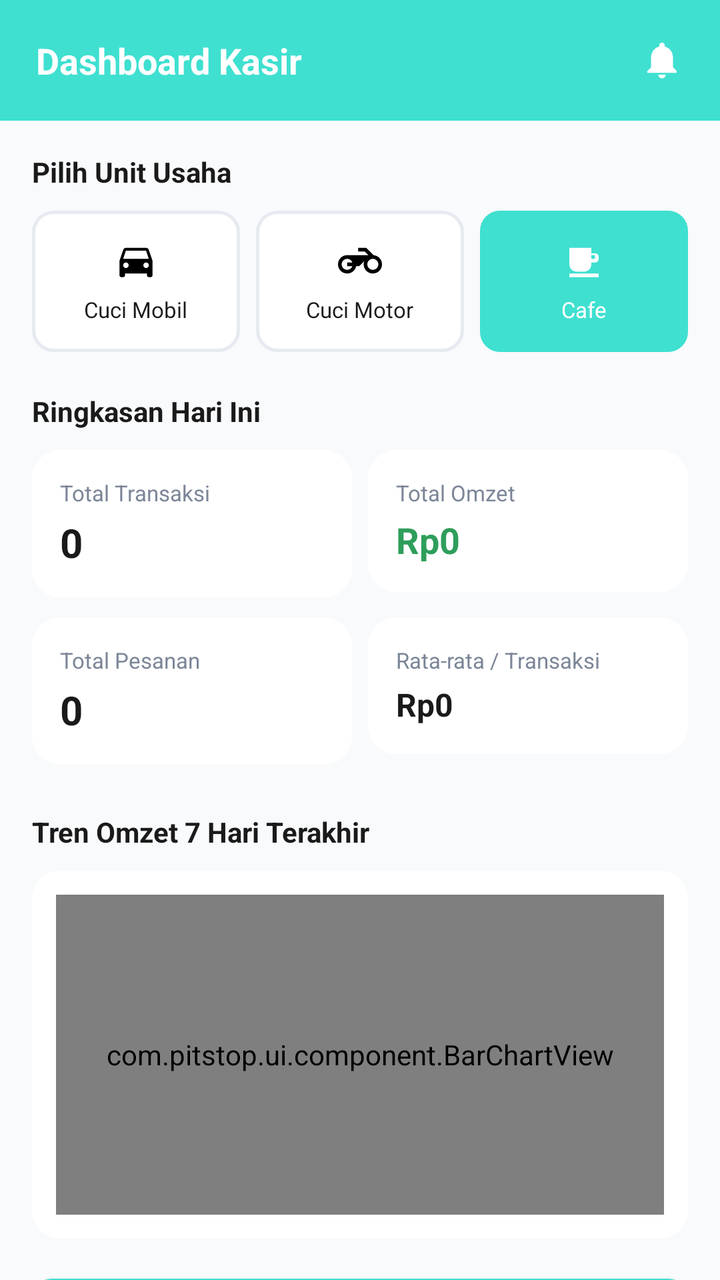
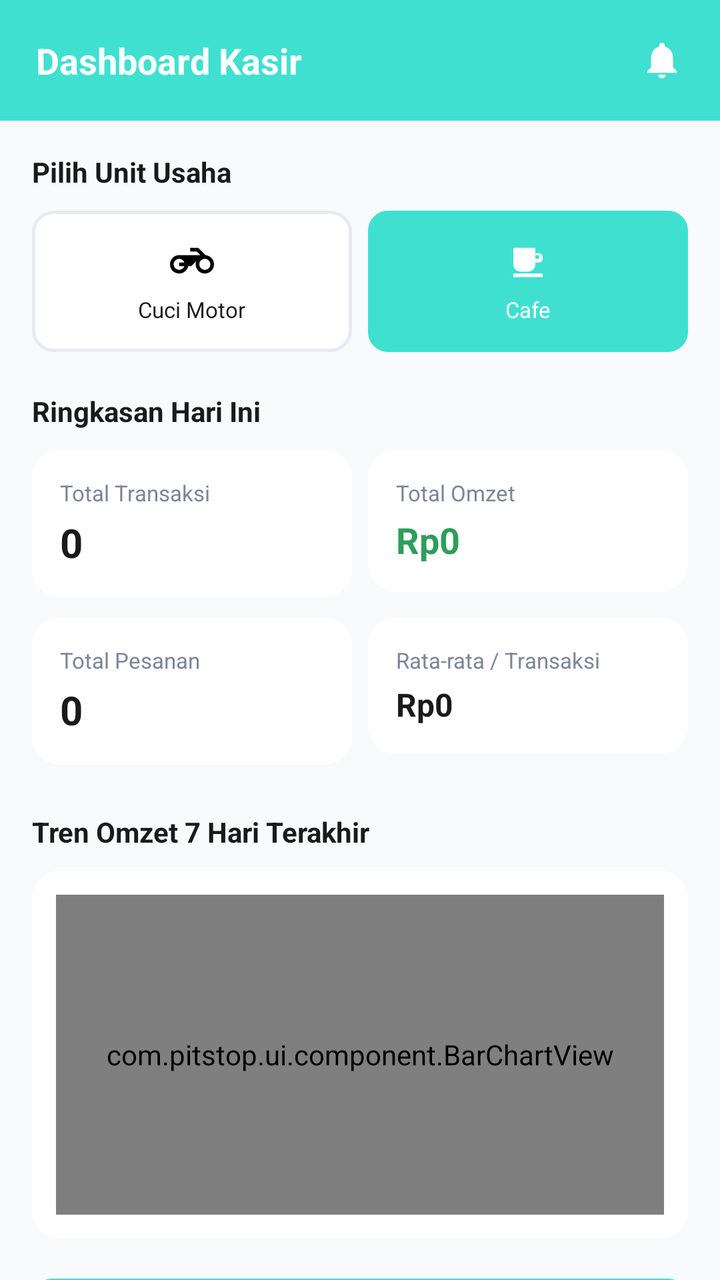

Two renders of the same Android screen: before a commit and after it. Below are the layout's source before the change and the commit's diff.
<!-- AndroidManifest.xml: application theme Theme.Pitstop -->
<!-- res/layout/fragment_dashboard_kasir.xml -->
<?xml version="1.0" encoding="utf-8"?>
<androidx.core.widget.NestedScrollView xmlns:android="http://schemas.android.com/apk/res/android"
    xmlns:app="http://schemas.android.com/apk/res-auto"
    android:layout_width="match_parent"
    android:layout_height="match_parent"
    android:background="@color/background"
    android:fillViewport="true">

    <LinearLayout
        android:layout_width="match_parent"
        android:layout_height="wrap_content"
        android:orientation="vertical"
        android:paddingBottom="20dp">

        <LinearLayout
            android:layout_width="match_parent"
            android:layout_height="wrap_content"
            android:background="@color/primary"
            android:gravity="center_vertical"
            android:orientation="horizontal"
            android:padding="18dp">

            <TextView
                android:layout_width="0dp"
                android:layout_height="wrap_content"
                android:layout_weight="1"
                android:text="Dashboard Kasir"
                android:textColor="@color/white"
                android:textSize="18sp"
                android:textStyle="bold" />

            <ImageView
                android:layout_width="22dp"
                android:layout_height="22dp"
                android:src="@drawable/ic_bell" />
        </LinearLayout>

        <LinearLayout
            android:layout_width="match_parent"
            android:layout_height="wrap_content"
            android:orientation="vertical"
            android:padding="16dp">

            <TextView
                android:layout_width="wrap_content"
                android:layout_height="wrap_content"
                android:layout_marginBottom="10dp"
                android:text="Pilih Unit Usaha"
                android:textColor="@color/black"
                android:textSize="14sp"
                android:textStyle="bold" />

            <LinearLayout
                android:layout_width="match_parent"
                android:layout_height="wrap_content"
                android:layout_marginBottom="20dp"
                android:orientation="horizontal">

                <LinearLayout
                    android:id="@+id/unitMobil"
                    android:layout_width="0dp"
                    android:layout_height="wrap_content"
                    android:layout_marginEnd="8dp"
                    android:layout_weight="1"
                    android:background="@drawable/bg_pill_outline"
                    android:gravity="center"
                    android:orientation="vertical"
                    android:padding="14dp">

                    <ImageView
                        android:id="@+id/iconMobil"
                        android:layout_width="22dp"
                        android:layout_height="22dp"
                        android:src="@drawable/ic_car" />

                    <TextView
                        android:id="@+id/labelMobil"
                        android:layout_width="wrap_content"
                        android:layout_height="wrap_content"
                        android:layout_marginTop="6dp"
                        android:text="Cuci Mobil"
                        android:textColor="@color/black"
                        android:textSize="11sp" />
                </LinearLayout>

                <LinearLayout
                    android:id="@+id/unitMotor"
                    android:layout_width="0dp"
                    android:layout_height="wrap_content"
                    android:layout_marginEnd="8dp"
                    android:layout_weight="1"
                    android:background="@drawable/bg_pill_outline"
                    android:gravity="center"
                    android:orientation="vertical"
                    android:padding="14dp">

                    <ImageView
                        android:id="@+id/iconMotor"
                        android:layout_width="22dp"
                        android:layout_height="22dp"
                        android:src="@drawable/ic_motor" />

                    <TextView
                        android:id="@+id/labelMotor"
                        android:layout_width="wrap_content"
                        android:layout_height="wrap_content"
                        android:layout_marginTop="6dp"
                        android:text="Cuci Motor"
                        android:textColor="@color/black"
                        android:textSize="11sp" />
                </LinearLayout>

                <LinearLayout
                    android:id="@+id/unitCafe"
                    android:layout_width="0dp"
                    android:layout_height="wrap_content"
                    android:layout_weight="1"
                    android:background="@drawable/bg_pill_selected"
                    android:gravity="center"
                    android:orientation="vertical"
                    android:padding="14dp">

                    <ImageView
                        android:id="@+id/iconCafe"
                        android:layout_width="22dp"
                        android:layout_height="22dp"
                        android:src="@drawable/ic_cafe_cup"
                        app:tint="@color/white" />

                    <TextView
                        android:id="@+id/labelCafe"
                        android:layout_width="wrap_content"
                        android:layout_height="wrap_content"
                        android:layout_marginTop="6dp"
                        android:text="Cafe"
                        android:textColor="@color/white"
                        android:textSize="11sp" />
                </LinearLayout>
            </LinearLayout>

            <TextView
                android:layout_width="wrap_content"
                android:layout_height="wrap_content"
                android:layout_marginBottom="10dp"
                android:text="Ringkasan Hari Ini"
                android:textColor="@color/black"
                android:textSize="14sp"
                android:textStyle="bold" />

            <LinearLayout
                android:layout_width="match_parent"
                android:layout_height="wrap_content"
                android:layout_marginBottom="10dp"
                android:orientation="horizontal">

                <LinearLayout
                    android:layout_width="0dp"
                    android:layout_height="wrap_content"
                    android:layout_marginEnd="8dp"
                    android:layout_weight="1"
                    android:background="@drawable/bg_stat_card"
                    android:orientation="vertical"
                    android:padding="14dp">

                    <TextView
                        android:layout_width="wrap_content"
                        android:layout_height="wrap_content"
                        android:text="Total Transaksi"
                        android:textColor="@color/grey"
                        android:textSize="11sp" />

                    <TextView
                        android:id="@+id/tvTotalTransaksi"
                        android:layout_width="wrap_content"
                        android:layout_height="wrap_content"
                        android:layout_marginTop="4dp"
                        android:text="0"
                        android:textColor="@color/black"
                        android:textSize="20sp"
                        android:textStyle="bold" />
                </LinearLayout>

                <LinearLayout
                    android:layout_width="0dp"
                    android:layout_height="wrap_content"
                    android:layout_weight="1"
                    android:background="@drawable/bg_stat_card"
                    android:orientation="vertical"
                    android:padding="14dp">

                    <TextView
                        android:layout_width="wrap_content"
                        android:layout_height="wrap_content"
                        android:text="Total Omzet"
                        android:textColor="@color/grey"
                        android:textSize="11sp" />

                    <TextView
                        android:id="@+id/tvTotalOmzet"
                        android:layout_width="wrap_content"
                        android:layout_height="wrap_content"
                        android:layout_marginTop="4dp"
                        android:text="Rp0"
                        android:textColor="@color/green"
                        android:textSize="18sp"
                        android:textStyle="bold" />
                </LinearLayout>
            </LinearLayout>

            <LinearLayout
                android:layout_width="match_parent"
                android:layout_height="wrap_content"
                android:layout_marginBottom="24dp"
                android:orientation="horizontal">

                <LinearLayout
                    android:layout_width="0dp"
                    android:layout_height="wrap_content"
                    android:layout_marginEnd="8dp"
                    android:layout_weight="1"
                    android:background="@drawable/bg_stat_card"
                    android:orientation="vertical"
                    android:padding="14dp">

                    <TextView
                        android:layout_width="wrap_content"
                        android:layout_height="wrap_content"
                        android:text="Total Pesanan"
                        android:textColor="@color/grey"
                        android:textSize="11sp" />

                    <TextView
                        android:id="@+id/tvTotalPesanan"
                        android:layout_width="wrap_content"
                        android:layout_height="wrap_content"
                        android:layout_marginTop="4dp"
                        android:text="0"
                        android:textColor="@color/black"
                        android:textSize="20sp"
                        android:textStyle="bold" />
                </LinearLayout>

                <LinearLayout
                    android:layout_width="0dp"
                    android:layout_height="wrap_content"
                    android:layout_weight="1"
                    android:background="@drawable/bg_stat_card"
                    android:orientation="vertical"
                    android:padding="14dp">

                    <TextView
                        android:layout_width="wrap_content"
                        android:layout_height="wrap_content"
                        android:text="Rata-rata / Transaksi"
                        android:textColor="@color/grey"
                        android:textSize="11sp" />

                    <TextView
                        android:id="@+id/tvRataRata"
                        android:layout_width="wrap_content"
                        android:layout_height="wrap_content"
                        android:layout_marginTop="4dp"
                        android:text="Rp0"
                        android:textColor="@color/black"
                        android:textSize="16sp"
                        android:textStyle="bold" />
                </LinearLayout>
            </LinearLayout>

            <TextView
                android:layout_width="wrap_content"
                android:layout_height="wrap_content"
                android:layout_marginBottom="10dp"
                android:text="Tren Omzet 7 Hari Terakhir"
                android:textColor="@color/black"
                android:textSize="14sp"
                android:textStyle="bold" />

            <LinearLayout
                android:layout_width="match_parent"
                android:layout_height="wrap_content"
                android:layout_marginBottom="20dp"
                android:background="@drawable/bg_stat_card"
                android:orientation="vertical"
                android:padding="12dp">

                <com.pitstop.ui.component.BarChartView
                    android:id="@+id/chartOmzet"
                    android:layout_width="match_parent"
                    android:layout_height="160dp" />
            </LinearLayout>

            <Button
                android:id="@+id/btnPesanBaru"
                android:layout_width="match_parent"
                android:layout_height="52dp"
                android:background="@drawable/bg_button_primary"
                android:text="+ PESAN BARU"
                android:textAllCaps="false"
                android:textColor="@color/white"
                android:textSize="15sp"
                android:textStyle="bold" />

        </LinearLayout>
    </LinearLayout>
</androidx.core.widget.NestedScrollView>
<!-- resources referenced by this layout -->
<resources>
  <color name="background">#F8FAFC</color>
  <color name="black">#1A1A1A</color>
  <color name="green">#2E9E5B</color>
  <color name="grey">#7C8698</color>
  <color name="primary">#3fe0d0</color>
  <color name="white">#FFFFFF</color>
  <!-- drawable bg_button_primary (drawable) -->
  <?xml version="1.0" encoding="utf-8"?>
  <shape xmlns:android="http://schemas.android.com/apk/res/android">
      <solid android:color="@color/primary" />
      <corners android:radius="10dp" />
  </shape>
  <!-- drawable bg_pill_outline (drawable) -->
  <?xml version="1.0" encoding="utf-8"?>
  <shape xmlns:android="http://schemas.android.com/apk/res/android">
      <solid android:color="@color/white" />
      <corners android:radius="10dp" />
      <stroke android:width="1.5dp" android:color="@color/light_grey" />
  </shape>
  <!-- drawable bg_pill_selected (drawable) -->
  <?xml version="1.0" encoding="utf-8"?>
  <shape xmlns:android="http://schemas.android.com/apk/res/android">
      <solid android:color="@color/primary" />
      <corners android:radius="10dp" />
  </shape>
  <!-- drawable bg_stat_card (drawable) -->
  <?xml version="1.0" encoding="utf-8"?>
  <shape xmlns:android="http://schemas.android.com/apk/res/android">
      <solid android:color="@color/white" />
      <corners android:radius="14dp" />
  </shape>
  <!-- drawable ic_bell (drawable) -->
  <vector xmlns:android="http://schemas.android.com/apk/res/android"
      android:width="22dp" android:height="22dp" android:viewportWidth="24" android:viewportHeight="24" android:tint="@color/white">
      <path android:fillColor="@android:color/white" android:pathData="M12,22c1.1,0 2,-0.9 2,-2h-4C10,21.1 10.9,22 12,22zM18,16v-5c0,-3.07 -1.63,-5.64 -4.5,-6.32V4c0,-0.83 -0.67,-1.5 -1.5,-1.5s-1.5,0.67 -1.5,1.5v0.68C7.64,5.36 6,7.92 6,11v5l-2,2v1h16v-1l-2,-2z"/>
  </vector>
  <!-- drawable ic_cafe_cup (drawable) -->
  <vector xmlns:android="http://schemas.android.com/apk/res/android"
      android:width="24dp" android:height="24dp" android:viewportWidth="24" android:viewportHeight="24">
      <path android:fillColor="#FF000000" android:pathData="M4,19h16v2H4zM18,8h-2V5H4v9c0,2.21 1.79,4 4,4h4c2.21,0 4,-1.79 4,-4v-1h2c1.1,0 2,-0.9 2,-2V10c0,-1.1 -0.9,-2 -2,-2zM18,11h-2V9h2v2z"/>
  </vector>
  <!-- drawable ic_car (drawable) -->
  <vector xmlns:android="http://schemas.android.com/apk/res/android"
      android:width="24dp" android:height="24dp" android:viewportWidth="24" android:viewportHeight="24">
      <path android:fillColor="#FF000000" android:pathData="M18.92,6.01C18.72,5.42 18.16,5 17.5,5h-11c-0.66,0 -1.21,0.42 -1.42,1.01L3,12v8c0,0.55 0.45,1 1,1h1c0.55,0 1,-0.45 1,-1v-1h12v1c0,0.55 0.45,1 1,1h1c0.55,0 1,-0.45 1,-1v-8l-2.08,-5.99zM6.5,16C5.67,16 5,15.33 5,14.5S5.67,13 6.5,13 8,13.67 8,14.5 7.33,16 6.5,16zM17.5,16c-0.83,0 -1.5,-0.67 -1.5,-1.5s0.67,-1.5 1.5,-1.5 1.5,0.67 1.5,1.5 -0.67,1.5 -1.5,1.5zM5,11l1.5,-4.5h11L19,11H5z"/>
  </vector>
  <!-- drawable ic_motor (drawable) -->
  <vector xmlns:android="http://schemas.android.com/apk/res/android"
      android:width="24dp" android:height="24dp" android:viewportWidth="24" android:viewportHeight="24">
      <path android:fillColor="#FF000000" android:pathData="M19.44,9.03L15.41,5H11v2h3.59l2,2H5c-2.8,0 -5,2.2 -5,5s2.2,5 5,5c2.46,0 4.45,-1.69 4.9,-4h1.65l2.77,-2.77c-0.21,0.54 -0.32,1.14 -0.32,1.77 0,2.8 2.2,5 5,5s5,-2.2 5,-5c0,-2.65 -1.97,-4.75 -4.56,-4.97zM7.82,15C7.4,16.15 6.28,17 5,17c-1.65,0 -3,-1.35 -3,-3s1.35,-3 3,-3c1.28,0 2.4,0.85 2.82,2H5v2h2.82zM19,17c-1.65,0 -3,-1.35 -3,-3s1.35,-3 3,-3 3,1.35 3,3 -1.35,3 -3,3z"/>
  </vector>
  <color name="light_grey">#E7EAF0</color>
  <color name="primary_dark">#0D1F3D</color>
  <color name="accent">#2D6CDF</color>
  <style name="ThemeOverlay.Pitsop.Dialog" parent="ThemeOverlay.MaterialComponents.Dialog.Alert">
          <item name="android:windowBackground">@color/white</item>
          <item name="android:textColorPrimary">@color/black</item>
          <item name="android:textColorSecondary">@color/grey</item>
      </style>
  <!-- unchanged entries left out for length: 1 -->
</resources>

<!-- the commit's change to res/layout/fragment_dashboard_kasir.xml (unified diff, before → after) -->
@@ -13,6 +13,7 @@
         android:paddingBottom="20dp">
 
         <LinearLayout
+            android:id="@+id/toolbarHeader"
             android:layout_width="match_parent"
             android:layout_height="wrap_content"
             android:background="@color/primary"
@@ -57,33 +58,6 @@
                 android:orientation="horizontal">
 
                 <LinearLayout
-                    android:id="@+id/unitMobil"
-                    android:layout_width="0dp"
-                    android:layout_height="wrap_content"
-                    android:layout_marginEnd="8dp"
-                    android:layout_weight="1"
-                    android:background="@drawable/bg_pill_outline"
-                    android:gravity="center"
-                    android:orientation="vertical"
-                    android:padding="14dp">
-
-                    <ImageView
-                        android:id="@+id/iconMobil"
-                        android:layout_width="22dp"
-                        android:layout_height="22dp"
-                        android:src="@drawable/ic_car" />
-
-                    <TextView
-                        android:id="@+id/labelMobil"
-                        android:layout_width="wrap_content"
-                        android:layout_height="wrap_content"
-                        android:layout_marginTop="6dp"
-                        android:text="Cuci Mobil"
-                        android:textColor="@color/black"
-                        android:textSize="11sp" />
-                </LinearLayout>
-
-                <LinearLayout
                     android:id="@+id/unitMotor"
                     android:layout_width="0dp"
                     android:layout_height="wrap_content"
<!-- resource entries referenced after the edit -->
@@ -41,11 +41,6 @@
       android:width="24dp" android:height="24dp" android:viewportWidth="24" android:viewportHeight="24">
       <path android:fillColor="#FF000000" android:pathData="M4,19h16v2H4zM18,8h-2V5H4v9c0,2.21 1.79,4 4,4h4c2.21,0 4,-1.79 4,-4v-1h2c1.1,0 2,-0.9 2,-2V10c0,-1.1 -0.9,-2 -2,-2zM18,11h-2V9h2v2z"/>
   </vector>
-  <!-- drawable ic_car (drawable) -->
-  <vector xmlns:android="http://schemas.android.com/apk/res/android"
-      android:width="24dp" android:height="24dp" android:viewportWidth="24" android:viewportHeight="24">
-      <path android:fillColor="#FF000000" android:pathData="M18.92,6.01C18.72,5.42 18.16,5 17.5,5h-11c-0.66,0 -1.21,0.42 -1.42,1.01L3,12v8c0,0.55 0.45,1 1,1h1c0.55,0 1,-0.45 1,-1v-1h12v1c0,0.55 0.45,1 1,1h1c0.55,0 1,-0.45 1,-1v-8l-2.08,-5.99zM6.5,16C5.67,16 5,15.33 5,14.5S5.67,13 6.5,13 8,13.67 8,14.5 7.33,16 6.5,16zM17.5,16c-0.83,0 -1.5,-0.67 -1.5,-1.5s0.67,-1.5 1.5,-1.5 1.5,0.67 1.5,1.5 -0.67,1.5 -1.5,1.5zM5,11l1.5,-4.5h11L19,11H5z"/>
-  </vector>
   <!-- drawable ic_motor (drawable) -->
   <vector xmlns:android="http://schemas.android.com/apk/res/android"
       android:width="24dp" android:height="24dp" android:viewportWidth="24" android:viewportHeight="24">
